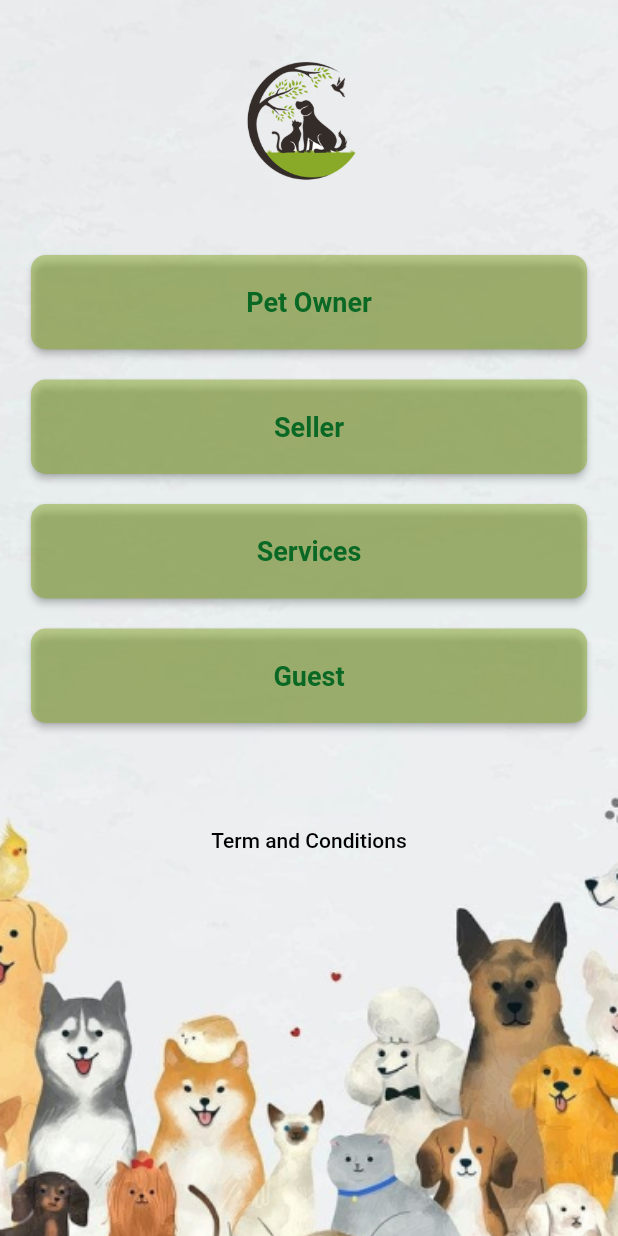
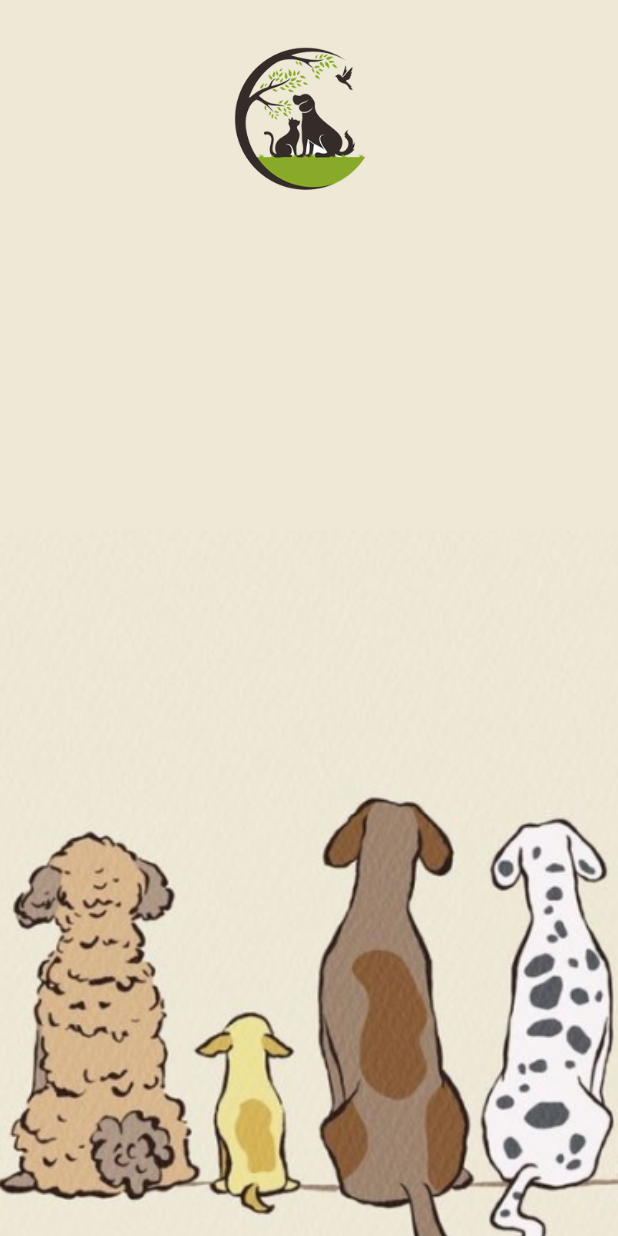
Before and after one commit to imran-maher/Pet-Paradise, a Flutter app: the screen it shows after launch, after a tap on "Pet Owner", on a phone screen of 412 x 824 dp. Run offline on Flutter 3.47's test engine with Material 2 defaults, Android fonts, the phone set to English and light mode, and no system bars.

Commit message:
Services Dashboard Designing with responsive control

```diff
--- a/lib/custom_widgets/custom_widgets.dart
+++ b/lib/custom_widgets/custom_widgets.dart
@@ -1,3 +1,29 @@
+//TODO: My Custom Button For Dashboards
 
+//TODO : My Custom Button Widget
+import 'package:flutter/material.dart';
 
-//TODO: My Custom Button For Dashboards
+import '../utils/colors.dart';
+
+Widget MyButton({required  void onPressed()?, required String title ,required Color color,required Color textColor}) {
+  return Container(
+    height: 55,
+    decoration:
+        BoxDecoration(borderRadius: BorderRadius.all(Radius.circular(10))),
+    child: MaterialButton(
+
+      onPressed: onPressed,
+      shape: RoundedRectangleBorder(borderRadius: BorderRadius.circular(10)),
+      color: color,
+      splashColor: MyColors.DARK_GREEN,
+
+      child: Text(
+        title,
+        style: TextStyle(
+            color: textColor,
+            fontSize: 18,
+            fontWeight: FontWeight.w700),
+      ),
+    ),
+  );
+}
--- /dev/null
+++ b/lib/screens/login_screen.dart
@@ -0,0 +1,65 @@
+import 'package:flutter/material.dart';
+import 'package:pet_paradise/controllers/responsive_controller.dart';
+
+import '../utils/size_config.dart';
+
+class LoginScreen extends StatefulWidget {
+  const LoginScreen({Key? key}) : super(key: key);
+
+  @override
+  State<LoginScreen> createState() => _LoginScreenState();
+}
+
+class _LoginScreenState extends State<LoginScreen> {
+  @override
+  Widget build(BuildContext context) {
+    MyAppSize.config(MediaQuery.of(context));
+    return Scaffold(
+        body: Responsive(
+      mobile: mobile(context),
+      tablet: tablet(context),
+      web: web(context),
+    ));
+  }
+}
+
+//TODO : Mobile
+Widget mobile(BuildContext) {
+  return Container(
+    decoration: BoxDecoration(
+      image: DecorationImage(
+        fit: BoxFit.cover,
+        image: AssetImage(
+          "assets/images/backgrounds/login_bg.png",
+        ),
+      ),
+    ),
+    child: Padding(
+      padding: EdgeInsets.only(
+          left: MyAppSize.width! * 0.05, right: MyAppSize.width! * 0.05),
+      child: Column(
+        crossAxisAlignment: CrossAxisAlignment.stretch,
+        children: [
+          Image(
+              height: 163,
+              width: 135,
+              image: AssetImage("assets/images/logo.png"))
+        ],
+      ),
+    ),
+  );
+}
+
+//TODO : Tablet
+Widget tablet(BuildContext context) {
+  return Center(
+    child: Text("In Designing Process"),
+  );
+}
+
+//TODO : Web
+Widget web(BuildContext context) {
+  return Center(
+    child: Text("In Designing Process"),
+  );
+}
--- a/lib/screens/main_dashboard.dart
+++ b/lib/screens/main_dashboard.dart
@@ -1,7 +1,11 @@
 import 'package:flutter/material.dart';
 import 'package:pet_paradise/controllers/responsive_controller.dart';
-import 'package:pet_paradise/utils/colors.dart';
+import 'package:pet_paradise/screens/login_screen.dart';
+import 'package:pet_paradise/screens/services_dashboard.dart';
 
+
+import '../custom_widgets/custom_widgets.dart';
+import '../utils/colors.dart';
 import '../utils/size_config.dart';
 
 String dropDownValue = "English";
@@ -20,44 +24,25 @@ class _MainDashboardState extends State<MainDashboard> {
     MyAppSize.config(MediaQuery.of(context));
     return Scaffold(
       body: Responsive(
-      mobile: mobile(),
-      web: Center(
-        child: Text("Under Process"),
+        mobile: mobile(context),
+        web: web(context),
+        tablet: tablet(context),
       ),
-      tablet: Center(
-        child: Text("Under Process"),
-      ),
-    ));
+    );
   }
 }
 
-//TODO : My Custom Button Widget
-Widget MyButton({required Function onPressed, required String title}) {
-  return Padding(
-    padding: EdgeInsets.only(
-        left: MyAppSize.width! * 0.05, right: MyAppSize.width! * 0.05),
-    child: Container(
-      height: 63,
-      decoration:
-          BoxDecoration(borderRadius: BorderRadius.all(Radius.circular(10))),
-      child: MaterialButton(
-        onPressed: () {},
-        shape: RoundedRectangleBorder(borderRadius: BorderRadius.circular(10)),
-        color: MyColors.LIGHT_GREEN50,
-        splashColor: MyColors.DARK_GREEN,
-        child: Text(
-          title,
-          style: TextStyle(
-              color: MyColors.DARK_GREEN,
-              fontSize: 18,
-              fontWeight: FontWeight.w700),
-        ),
-      ),
+//TODO : Go To Login Screen
+goToLoginScreen(BuildContext context) {
+  Navigator.of(context).pushReplacement(
+    MaterialPageRoute(
+      builder: (context) => LoginScreen(),
     ),
   );
 }
 
-Widget mobile() {
+//TODO : Mobile UI
+Widget mobile(BuildContext context) {
   return Container(
     decoration: BoxDecoration(
       image: DecorationImage(
@@ -65,6 +50,9 @@ Widget mobile() {
         image: AssetImage("assets/images/backgrounds/main_dashboard_bg.png"),
       ),
     ),
+    child: Padding(
+      padding: EdgeInsets.only(
+          left: MyAppSize.width! * 0.05, right: MyAppSize.width! * 0.05),
       child: Column(
         crossAxisAlignment: CrossAxisAlignment.stretch,
         children: [
@@ -81,22 +69,48 @@ Widget mobile() {
             height: buttonSpace,
           ),
           //TODO : Pet Owner
-        MyButton(onPressed: () {}, title: "Pet Owner"),
+          MyButton(
+            onPressed: (){
+              Navigator.of(context) .push(MaterialPageRoute( builder: (context) => LoginScreen()));
+            },
+            title: "Pet Owner",
+            color: MyColors.LIGHT_GREEN40,
+            textColor: MyColors.DARK_GREEN,
+          ),
           SizedBox(
             height: buttonSpace,
           ),
           //TODO : Seller
-        MyButton(onPressed: () {}, title: "Seller"),
+          MyButton(
+            onPressed: (){
+          Navigator.of(context) .push(MaterialPageRoute( builder: (context) => LoginScreen()));
+          },
+            title: "Seller",
+            color: MyColors.LIGHT_GREEN40,
+            textColor: MyColors.DARK_GREEN,
+          ),
           SizedBox(
             height: buttonSpace,
           ),
           //TODO: Services
-        MyButton(onPressed: () {}, title: "Services"),
+          MyButton(
+            onPressed:  (){
+              Navigator.of(context) .push(MaterialPageRoute( builder: (context) => LoginScreen()));
+            },
+            title: "Services",
+            color: MyColors.LIGHT_GREEN40,
+            textColor: MyColors.DARK_GREEN,
+          ),
           SizedBox(
             height: buttonSpace,
           ),
           //TODO: Guest
-        MyButton(onPressed: () {}, title: "Guest"),
+          MyButton(
+            onPressed: (){},
+            title: "Guest",
+            color: MyColors.LIGHT_GREEN40,
+            textColor: MyColors.DARK_GREEN,
+          ),
           SizedBox(
             height: 70,
           ),
@@ -114,5 +128,16 @@ Widget mobile() {
           )
         ],
       ),
+    ),
   );
 }
+
+//TODO : Tablet UI
+Widget tablet(BuildContext context) {
+  return Center(child: Text("In Designing Process"));
+}
+
+//TODO : Web UI
+Widget web(BuildContext context) {
+  return Center(child: Text("In Designing Process"));
+}
--- a/lib/screens/splash_screen.dart
+++ b/lib/screens/splash_screen.dart
@@ -17,7 +17,7 @@ class _SplashScreenState extends State<SplashScreen> {
   void initState() {
     // TODO: implement initState
     super.initState();
-    SystemChrome.setEnabledSystemUIMode(SystemUiMode.leanBack,overlays: [SystemUiOverlay.bottom]);
+    SystemChrome.setEnabledSystemUIMode(SystemUiMode.manual,overlays: [SystemUiOverlay.bottom]);
     Timer(Duration(seconds: 3) , (){
       Navigator.of(context).pushReplacement(MaterialPageRoute(builder: (BuildContext context) =>MainDashboard()));
     });
@@ -26,12 +26,8 @@ class _SplashScreenState extends State<SplashScreen> {
   Widget build(BuildContext context) {
     MyAppSize.config(MediaQuery.of(context));
     return Scaffold(
-      body: Column(
-        mainAxisAlignment: MainAxisAlignment.center,
-        children: [
-          Text(
-              "Orientation is ${MyAppSize.orientation} , Height ${MyAppSize.height} , Width ${MyAppSize.width}")
-        ],
+      body:Center(
+        child: Image(image: AssetImage("assets/images/logo_with_text.png"),),
       ),
     );
   }
--- a/lib/utils/colors.dart
+++ b/lib/utils/colors.dart
@@ -2,7 +2,7 @@ import 'package:flutter/material.dart';
 
 class MyColors{
   static const MaterialColor LIGHT_GREEN = MaterialColor(0xff89AA28 , <int , Color>{100 : Color(0xff89AA28)});
-  static const Color LIGHT_GREEN50 = Color(0x8089aa28);
+  static const Color LIGHT_GREEN40 = Color(0x8089aa28);
   static const Color DARK_GREEN = Color(0xff0A6825);
 
 }
```
Also changed, not shown: lib/screens/loginScreen.dart (deleted, +0 -21 lines), lib/screens/services_dashboard.dart (added, +164 -0 lines). Lines whose indentation alone changed are shown as unchanged.
